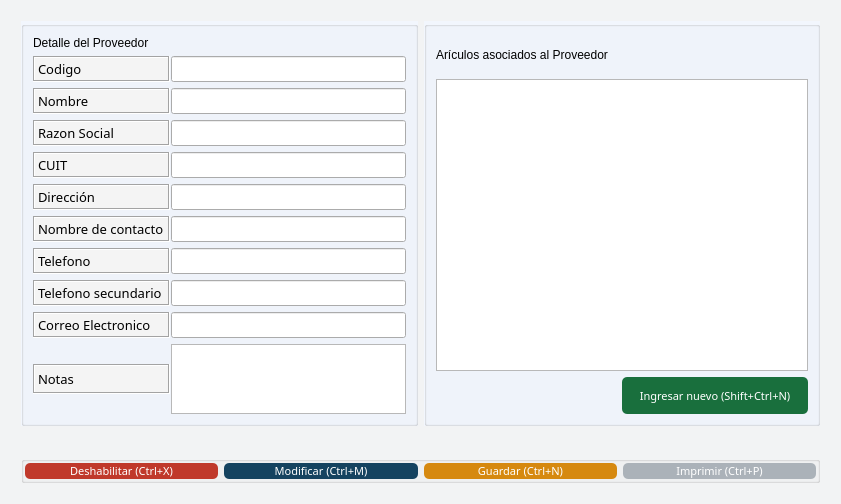
Above: gui/detalles/proveedor_detalle.ui from Lonaris/Corupel before the change. Below: the same form after it.
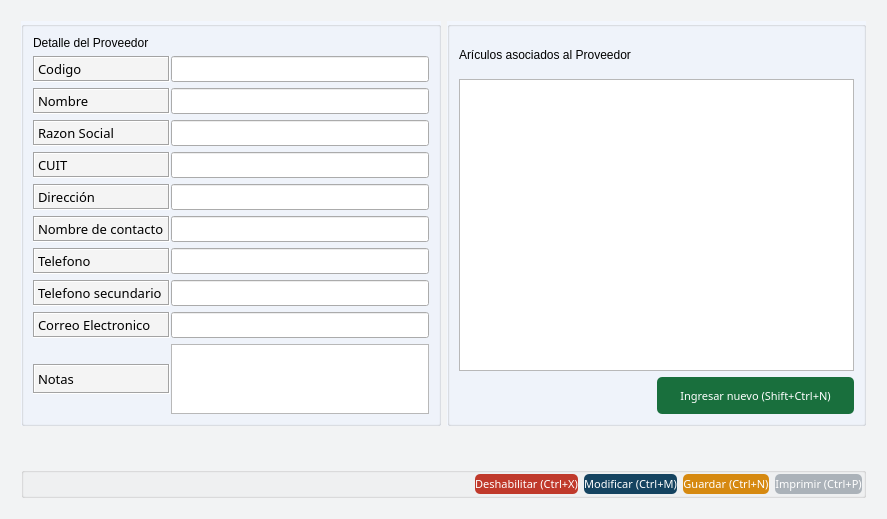
That is the form after the change. Icons and pictures are not drawn.

```diff
--- a/gui/detalles/proveedor_detalle.ui
+++ b/gui/detalles/proveedor_detalle.ui
@@ -6,8 +6,8 @@
    <rect>
     <x>0</x>
     <y>0</y>
-    <width>841</width>
-    <height>497</height>
+    <width>887</width>
+    <height>519</height>
    </rect>
   </property>
   <property name="sizePolicy">
@@ -446,7 +446,7 @@
   </property>
   <layout class="QGridLayout" name="gridLayout">
    <item row="0" column="0">
-    <layout class="QVBoxLayout" name="main_layout" stretch="10,1,1">
+    <layout class="QVBoxLayout" name="main_layout" stretch="10,1,0">
      <property name="leftMargin">
       <number>10</number>
      </property>
@@ -1195,7 +1195,13 @@
        <property name="title">
         <string/>
        </property>
-       <layout class="QHBoxLayout" name="horizontalLayout">
+       <property name="flat">
+        <bool>false</bool>
+       </property>
+       <property name="checkable">
+        <bool>false</bool>
+       </property>
+       <layout class="QGridLayout" name="gridLayout_2">
         <property name="sizeConstraint">
          <enum>QLayout::SetMinimumSize</enum>
         </property>
@@ -1211,10 +1217,23 @@
         <property name="bottomMargin">
          <number>1</number>
         </property>
-        <item>
+        <item row="0" column="0">
+         <spacer name="horizontalSpacer_4">
+          <property name="orientation">
+           <enum>Qt::Horizontal</enum>
+          </property>
+          <property name="sizeHint" stdset="0">
+           <size>
+            <width>40</width>
+            <height>20</height>
+           </size>
+          </property>
+         </spacer>
+        </item>
+        <item row="0" column="1">
          <widget class="QPushButton" name="btn_deshabilitar">
           <property name="sizePolicy">
-           <sizepolicy hsizetype="Expanding" vsizetype="Expanding">
+           <sizepolicy hsizetype="Fixed" vsizetype="Expanding">
             <horstretch>0</horstretch>
             <verstretch>0</verstretch>
            </sizepolicy>
@@ -1670,10 +1689,10 @@
           </property>
          </widget>
         </item>
-        <item>
+        <item row="0" column="2">
          <widget class="QPushButton" name="btn_modificar">
           <property name="sizePolicy">
-           <sizepolicy hsizetype="Expanding" vsizetype="Expanding">
+           <sizepolicy hsizetype="Fixed" vsizetype="Expanding">
             <horstretch>0</horstretch>
             <verstretch>0</verstretch>
            </sizepolicy>
@@ -1723,10 +1742,10 @@
           </property>
          </widget>
         </item>
-        <item>
+        <item row="0" column="3">
          <widget class="QPushButton" name="btn_nuevo">
           <property name="sizePolicy">
-           <sizepolicy hsizetype="Expanding" vsizetype="Expanding">
+           <sizepolicy hsizetype="Fixed" vsizetype="Expanding">
             <horstretch>0</horstretch>
             <verstretch>0</verstretch>
            </sizepolicy>
@@ -1772,10 +1791,10 @@
           </property>
          </widget>
         </item>
-        <item>
+        <item row="0" column="4">
          <widget class="QPushButton" name="btn_imprimir">
           <property name="sizePolicy">
-           <sizepolicy hsizetype="Expanding" vsizetype="Expanding">
+           <sizepolicy hsizetype="Fixed" vsizetype="Expanding">
             <horstretch>0</horstretch>
             <verstretch>0</verstretch>
            </sizepolicy>
```
